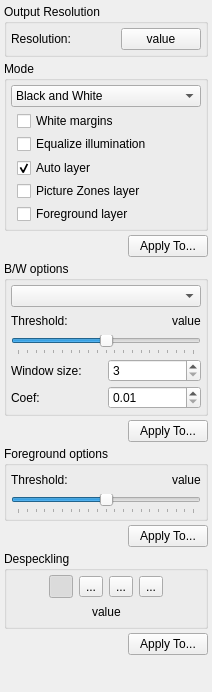
First picture: the form in src/core/filters/output/ui/OutputOptionsWidget.ui, repository ImageProcessing-ElectronicPublications/scantailor-deviant, before the edit.
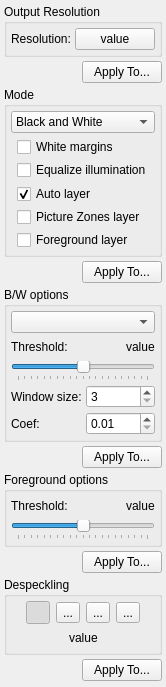
Second picture: the form after the edit. Icons and pictures are not drawn.

Commit message: Unify output resolution panel UI with others

Patch:
```diff
--- a/src/core/filters/output/ui/OutputOptionsWidget.ui
+++ b/src/core/filters/output/ui/OutputOptionsWidget.ui
@@ -6,8 +6,8 @@
    <rect>
     <x>0</x>
     <y>0</y>
-    <width>212</width>
-    <height>692</height>
+    <width>161</width>
+    <height>687</height>
    </rect>
   </property>
   <property name="windowTitle">
@@ -117,6 +117,30 @@
         </layout>
        </widget>
       </item>
+      <item>
+       <layout class="QHBoxLayout" name="horizontalLayout_8">
+        <item>
+         <spacer name="horizontalSpacer_7">
+          <property name="orientation">
+           <enum>Qt::Horizontal</enum>
+          </property>
+          <property name="sizeHint" stdset="0">
+           <size>
+            <width>4</width>
+            <height>20</height>
+           </size>
+          </property>
+         </spacer>
+        </item>
+        <item>
+         <widget class="QPushButton" name="applyDpiButton">
+          <property name="text">
+           <string>Apply To...</string>
+          </property>
+         </widget>
+        </item>
+       </layout>
+      </item>
      </layout>
     </widget>
    </item>
```
The commit also changes 8 other files.
